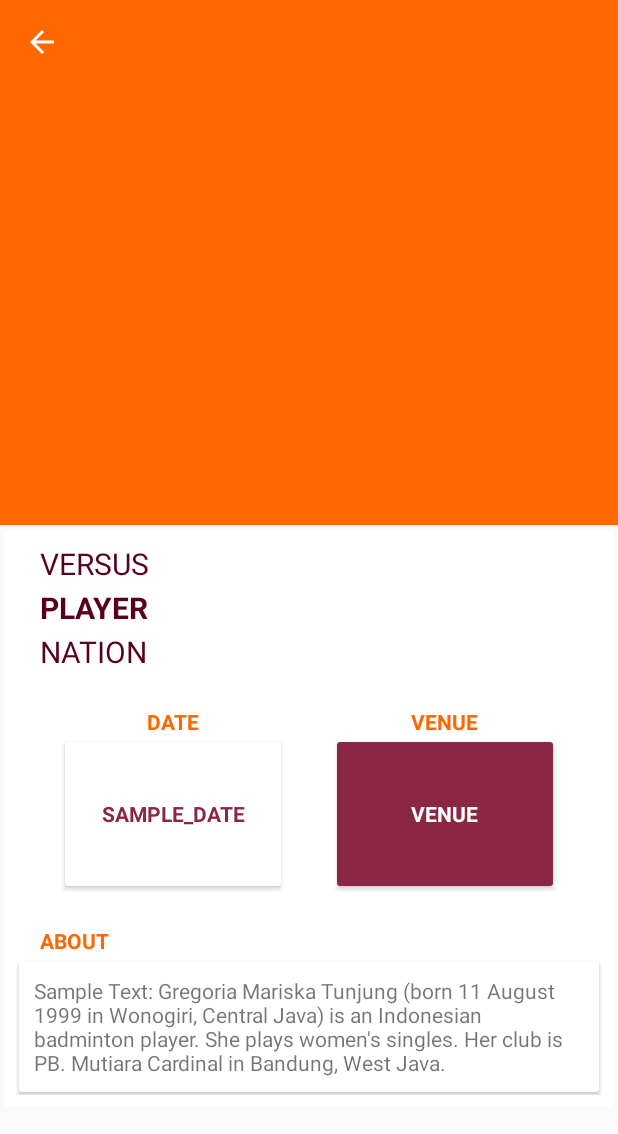
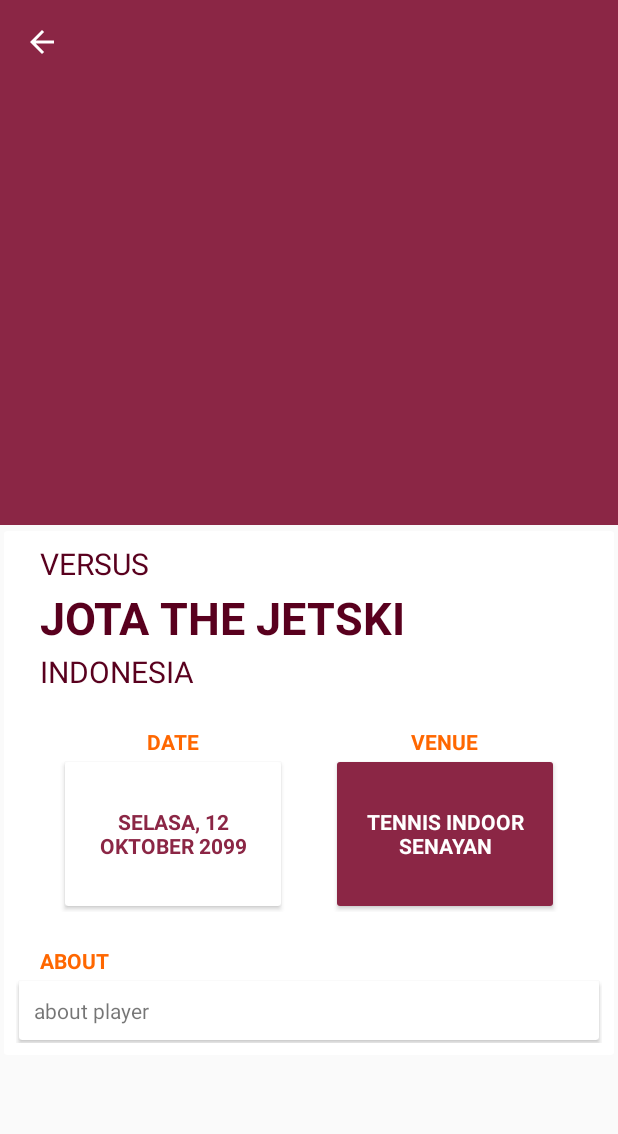
Before and after one commit to aftermath089/PPL-Final, an Android app: the screen it shows after launch (ActivitySchedule), after a tap on "JOTA THE JETSKI", on a phone screen of 412 x 824 dp. Shown: the top 1134 px of the screen. Run offline under Robolectric (Android 15) with nearby library versions, the phone set to English and light mode, and no system bars.

Commit message:
[vincent] fix collapsingtoolbar (but still broken),complete athlete passing data to the container

```diff
--- a/app/src/main/java/com/example/aftermath/hifi/news/ActivityNewsContainer.java
+++ b/app/src/main/java/com/example/aftermath/hifi/news/ActivityNewsContainer.java
@@ -5,20 +5,31 @@
 import android.support.annotation.Nullable;
 import android.support.v7.app.AppCompatActivity;
 import android.support.v7.widget.Toolbar;
+import android.widget.ImageView;
+import android.widget.TextView;
 
 import com.example.aftermath.hifi.R;
 
 public class ActivityNewsContainer extends AppCompatActivity {
     public static String status = "";
 
-    @Override
-    protected void onCreate(@Nullable Bundle savedInstanceState) {
-        super.onCreate(savedInstanceState);
+    private void initViews(){
         setContentView(R.layout.activity_news_container);
         Toolbar toolbar = findViewById(R.id.toolbar_container_news);
         setSupportActionBar(toolbar);
         getSupportActionBar().setDisplayHomeAsUpEnabled(true);//buat munculin back button di custom toolbar/appbar
         getSupportActionBar().setDisplayShowHomeEnabled(true);
+
+        ImageView ivNews = findViewById(R.id.iv_container_news);
+        TextView tvNewsHeader = findViewById(R.id.tv_container_news_head);
+        TextView tvNewsBody = findViewById(R.id.tv_container_news_body);
+
+    }
+
+    @Override
+    protected void onCreate(@Nullable Bundle savedInstanceState) {
+        super.onCreate(savedInstanceState);
+        initViews();
     }
 
     @Override
--- a/app/src/main/java/com/example/aftermath/hifi/schedule/ActivitySchedule.java
+++ b/app/src/main/java/com/example/aftermath/hifi/schedule/ActivitySchedule.java
@@ -1,22 +1,60 @@
 package com.example.aftermath.hifi.schedule;
+
 
 import android.os.Bundle;
 import android.support.annotation.Nullable;
 import android.support.v7.app.AppCompatActivity;
 import android.support.v7.widget.Toolbar;
+import android.widget.ImageView;
+import android.widget.TextView;
 
 import com.example.aftermath.hifi.R;
 
 public class ActivitySchedule extends AppCompatActivity {
     public static String status="";
-    @Override
-    protected void onCreate(@Nullable Bundle savedInstanceState) {
-        super.onCreate(savedInstanceState);
+
+    ModelSchedule modelSchedule;
+    ImageView ivAthlete, ivMatchVenue;
+    TextView tvAthleteName, tvAtlheteNation, tvAthleteAbout, tvMatchDate, tvMatchVenue;
+
+    private void getData(){
+        Bundle bundle = getIntent().getExtras();
+        modelSchedule = (ModelSchedule)bundle.getSerializable("scheduleData");
+        setLayoutData();
+    }
+
+    private void setLayoutData(){
+        ivAthlete.setImageResource(modelSchedule.getPicture());
+        ivMatchVenue.setImageResource(modelSchedule.getPicture());
+        tvAthleteName.setText(modelSchedule.getName());
+        tvAtlheteNation.setText(modelSchedule.getNation());
+        tvAthleteAbout.setText(modelSchedule.getAbout());
+        tvMatchDate.setText(modelSchedule.getTime());
+        tvMatchVenue.setText(modelSchedule.getLocation());
+    }
+
+    private void initViews(){
         setContentView(R.layout.activity_schedule);
         Toolbar toolbar = findViewById(R.id.toolbar_schedule);
         setSupportActionBar(toolbar);
         getSupportActionBar().setDisplayHomeAsUpEnabled(true);//buat munculin back button di custom toolbar/appbar
         getSupportActionBar().setDisplayShowHomeEnabled(true);
+
+        ivAthlete = findViewById(R.id.iv_schedule_athlete_photo);
+        tvAthleteName = findViewById(R.id.tv_schedule_name);
+        tvAtlheteNation = findViewById(R.id.tv_schedule_nation);
+        tvAthleteAbout = findViewById(R.id.tv_schedule_about);
+        tvMatchDate = findViewById(R.id.tv_schedule_date);
+        tvMatchVenue = findViewById(R.id.tv_schedule_venue_name);
+        ivMatchVenue = findViewById(R.id.iv_schedule_venue_photo);
+    }
+
+
+    @Override
+    protected void onCreate(@Nullable Bundle savedInstanceState) {
+        super.onCreate(savedInstanceState);
+        initViews();
+        getData();
     }
 
     @Override
--- a/app/src/main/java/com/example/aftermath/hifi/schedule/FragmentSchedule.java
+++ b/app/src/main/java/com/example/aftermath/hifi/schedule/FragmentSchedule.java
@@ -32,7 +32,7 @@
     public void onViewCreated(@NonNull View view, @Nullable Bundle savedInstanceState) {
         //test data
         for(int i=0;i<10;i++) {
-            ModelSchedule modelSchedule = new ModelSchedule("JOTA THE JETSKI", "INDONESIA", "TENNIS INDOOR SENAYAN", "SELASA, 12 OKTOBER 2099", R.color.colorPrimary);
+            ModelSchedule modelSchedule = new ModelSchedule("JOTA THE JETSKI", "INDONESIA", "TENNIS INDOOR SENAYAN", "SELASA, 12 OKTOBER 2099", R.color.colorPrimary, "about player");
             listModelSchedule.add(modelSchedule);
         }
         //
--- a/app/src/main/java/com/example/aftermath/hifi/schedule/ModelSchedule.java
+++ b/app/src/main/java/com/example/aftermath/hifi/schedule/ModelSchedule.java
@@ -3,6 +3,14 @@
 import java.io.Serializable;
 
 public class ModelSchedule implements Serializable {
+    public String getAbout() {
+        return about;
+    }
+
+    public void setAbout(String about) {
+        this.about = about;
+    }
+
     public String getName() {
         return name;
     }
@@ -43,14 +51,15 @@
         this.picture = picture;
     }
 
-    private String name, nation, location, time;
+    private String name, nation, location, time, about;
     private int picture;
 
-    public ModelSchedule(String name, String nation, String location, String time, int picture){
+    public ModelSchedule(String name, String nation, String location, String time, int picture, String about){
         this.name=name;
         this.nation=nation;
         this.location=location;
         this.time=time;
         this.picture=picture;
+        this.about=about;
     }
 }
--- a/app/src/main/res/layout/activity_news_container.xml
+++ b/app/src/main/res/layout/activity_news_container.xml
@@ -20,7 +20,7 @@
             android:layout_width="match_parent"
             android:layout_height="350dp"
             app:popupTheme="@style/ThemeOverlay.AppCompat.Dark"
-            app:layout_scrollFlags="scroll|exitUntilCollapsed"
+            app:layout_scrollFlags="scroll|exitUntilCollapsed|snap"
             app:contentScrim="?attr/colorPrimary"
             app:expandedTitleTextAppearance="@android:color/transparent"
             app:expandedTitleGravity="center"
--- a/app/src/main/res/layout/activity_schedule.xml
+++ b/app/src/main/res/layout/activity_schedule.xml
@@ -20,7 +20,7 @@
             android:layout_width="match_parent"
             android:layout_height="350dp"
             app:popupTheme="@style/ThemeOverlay.AppCompat.Dark"
-            app:layout_scrollFlags="scroll|exitUntilCollapsed"
+            app:layout_scrollFlags="scroll|exitUntilCollapsed|snap"
             app:contentScrim="?attr/colorPrimary"
             app:expandedTitleTextAppearance="@android:color/transparent"
             android:fitsSystemWindows="true"
@@ -88,7 +88,7 @@
                     android:layout_marginHorizontal="16dp"
                     android:layout_marginBottom="2dp"
                     android:textColor="@color/colorPrimaryDark"
-                    android:textSize="20sp"
+                    android:textSize="30sp"
                     android:textStyle="bold"
                     android:text="PLAYER"/>
                 <TextView
@@ -130,6 +130,7 @@
                             app:cardElevation="2dp">
 
                             <TextView
+                                android:id="@+id/tv_schedule_date"
                                 android:layout_width="match_parent"
                                 android:layout_height="match_parent"
                                 android:layout_margin="4dp"
@@ -178,9 +179,9 @@
 
                             <TextView
                                 android:id="@+id/tv_schedule_venue_name"
-                                android:layout_width="wrap_content"
-                                android:layout_height="wrap_content"
-                                android:layout_gravity="center"
+                                android:layout_width="match_parent"
+                                android:layout_height="match_parent"
+                                android:gravity="center"
                                 android:layout_margin="4dp"
                                 android:elevation="4dp"
                                 android:text="VENUE"
```
